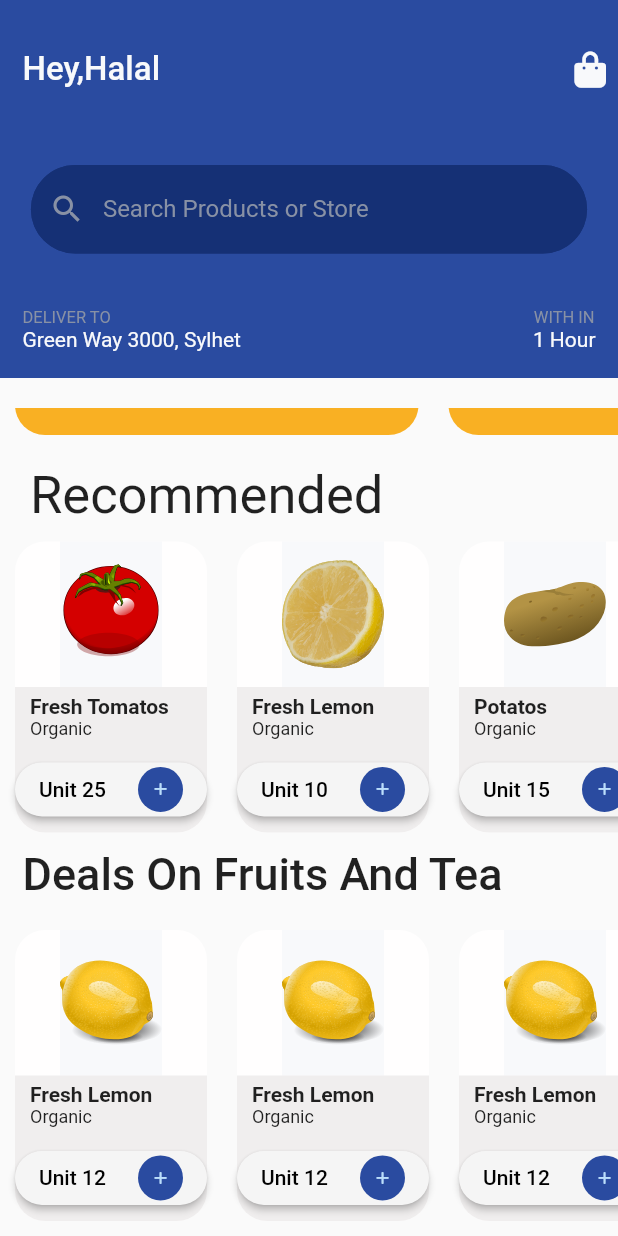
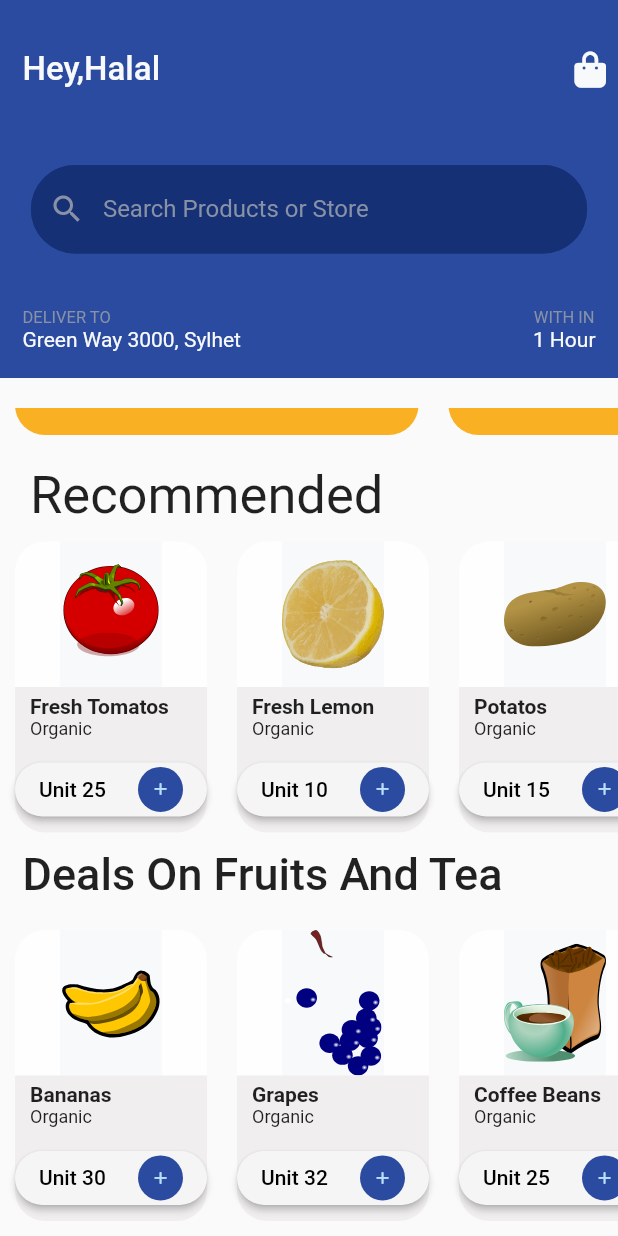
Before and after one commit to AsraAijaz17/Flutter-Web-And-Mobile-App-Development-Course, a Flutter app: the ScrTwo screen opened directly, scrolled down 105 dp, on a phone screen of 412 x 824 dp. Run offline on Flutter 3.47's test engine with Material 2 defaults, Android fonts, the phone set to English and light mode, and no system bars; our stand-ins replace flutter_svg, font_awesome_flutter.

Commit message:
more screens

```diff
--- a/lib/main.dart
+++ b/lib/main.dart
@@ -1,6 +1,6 @@
 import 'package:flutter/material.dart';
 import 'package:flutterscndpractice/screen_two.dart';
-import 'package:flutterscndpractice/screens/screen1/page_view_screen.dart';
+import 'package:flutterscndpractice/screens/screen1_Home/page_view_screen.dart';
 import 'package:flutterscndpractice/screens/screen2/scrtwo.dart';
 
 void main() {
--- a/lib/screens/screen1/page_view_screen.dart
+++ b/lib/screens/screen1_Home/page_view_screen.dart
@@ -1,7 +1,7 @@
 //First Blue slider Screen
 
 import 'package:flutter/material.dart';
-import 'package:flutterscndpractice/screens/screen1/screenOneCONTENT.dart';
+import 'package:flutterscndpractice/screens/screen1_Home/screenOneCONTENT.dart';
 
 class PageViewScreen extends StatefulWidget {
   const PageViewScreen({super.key});
--- a/lib/screens/screen2/scrtwo.dart
+++ b/lib/screens/screen2/scrtwo.dart
@@ -105,21 +105,21 @@ class _ScrTwoState extends State<ScrTwo> {
                     child: Row(
                       children: [
                         CustomCard(
-                            ProductName: "Fresh Lemon",
+                            ProductName: "Bananas",
+                            ProductPrice: "Unit 30",
+                            ProductImage: "assets/images/banana.svg"),
+                        CustomCard(
+                            ProductName: "Grapes",
+                            ProductPrice: "Unit 32",
+                            ProductImage: "assets/images/grapes.svg"),
+                        CustomCard(
+                            ProductName: "Coffee Beans",
+                            ProductPrice: "Unit 25",
+                            ProductImage: "assets/images/coffee.svg"),
+                        CustomCard(
+                            ProductName: "Tea",
                             ProductPrice: "Unit 12",
-                            ProductImage: "assets/images/lemon-citrina.svg"),
-                        CustomCard(
-                            ProductName: "Fresh Lemon",
-                            ProductPrice: "Unit 12",
-                            ProductImage: "assets/images/lemon-citrina.svg"),
-                        CustomCard(
-                            ProductName: "Fresh Lemon",
-                            ProductPrice: "Unit 12",
-                            ProductImage: "assets/images/lemon-citrina.svg"),
-                        CustomCard(
-                            ProductName: "Fresh Lemon",
-                            ProductPrice: "Unit 12",
-                            ProductImage: "assets/images/lemon-citrina.svg"),
+                            ProductImage: "assets/images/tea.svg"),
                       ],
                     ),
                   )
```
Also changed, not shown: lib/screens/screen3_Categories/categories_screen.dart (added, +12 -0 lines), lib/screens/screen4_Fav/favourite_screen.dart (added, +12 -0 lines), lib/screens/screen5_More/more_screen.dart (added, +14 -0 lines), lib/screens/screen1_Home/screenOneCONTENT.dart (renamed from lib/screens/screen1/screenOneCONTENT.dart).
